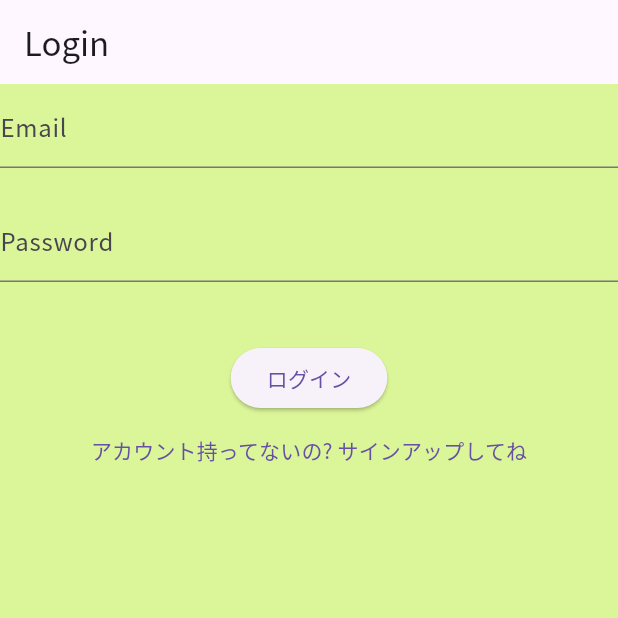
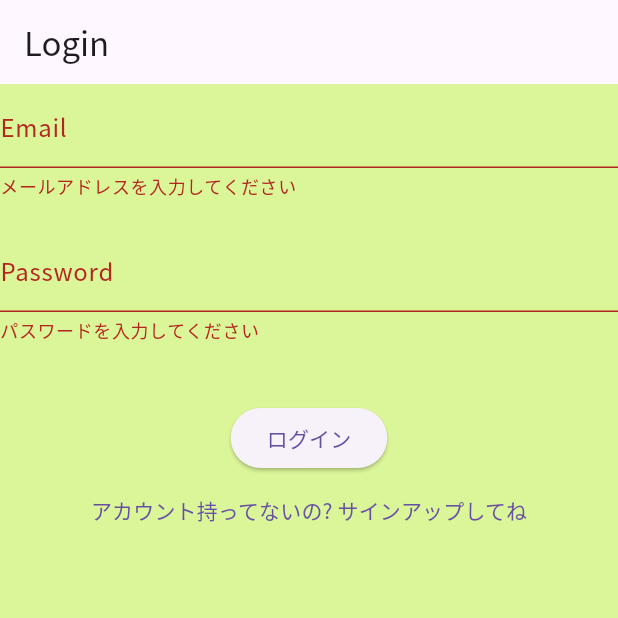
Before and after one commit to tatsurou9003/Veggie-Gourmet-AWS-CDK, a Flutter app: the screen it shows after launch, after a tap on "ログイン", on a phone screen of 412 x 824 dp, the top half of it. Run offline on Flutter 3.47's test engine with Material 3 defaults, Android fonts, the phone set to English and light mode, and no system bars; our stand-ins replace flutter_dotenv; missing offline and left inert: amazon_cognito_identity_dart_2.

Commit message:
login_page

```diff
--- a/ui/lib/presentation/screens/login_page.dart
+++ b/ui/lib/presentation/screens/login_page.dart
@@ -1,4 +1,7 @@
 import 'package:flutter/material.dart';
+import 'package:ui/core/utils/cognito_service.dart';
+import 'package:ui/presentation/screens/home.dart';
+import 'package:ui/presentation/screens/confirmation_page.dart';
 
 class LoginPage extends StatefulWidget {
   const LoginPage({super.key});
@@ -8,6 +11,7 @@ class LoginPage extends StatefulWidget {
 }
 
 class _LoginPageState extends State<LoginPage> {
+  final authService = AuthService();
   final _formKey = GlobalKey<FormState>();
   final _emailController = TextEditingController();
   final _passwordController = TextEditingController();
@@ -20,7 +24,42 @@ class _LoginPageState extends State<LoginPage> {
     super.dispose();
   }
 
-  void _submitForm() {}
+  void _submitForm() async {
+    if (_formKey.currentState!.validate()) {
+      final email = _emailController.text;
+      final password = _passwordController.text;
+
+      if (_isLogin) {
+        final session = await authService.signIn(email, password);
+        if (session != null) {
+          Navigator.of(context).pushReplacement(
+            MaterialPageRoute(
+              builder: (context) => Home(),
+            ),
+          );
+        } else {
+          ScaffoldMessenger.of(context).showSnackBar(
+            const SnackBar(content: Text('ログインに失敗しました')),
+          );
+        }
+      } else {
+        final signUpSuccessful = await authService.signUp(email, password);
+        if (signUpSuccessful) {
+          Navigator.of(context).push(
+            MaterialPageRoute(
+              builder: (context) => ConfirmationPage(
+                email: email,
+              ),
+            ),
+          );
+        } else {
+          ScaffoldMessenger.of(context).showSnackBar(
+            const SnackBar(content: Text('サインアップに失敗しました')),
+          );
+        }
+      }
+    }
+  }
 
   @override
   Widget build(BuildContext context) {
```
